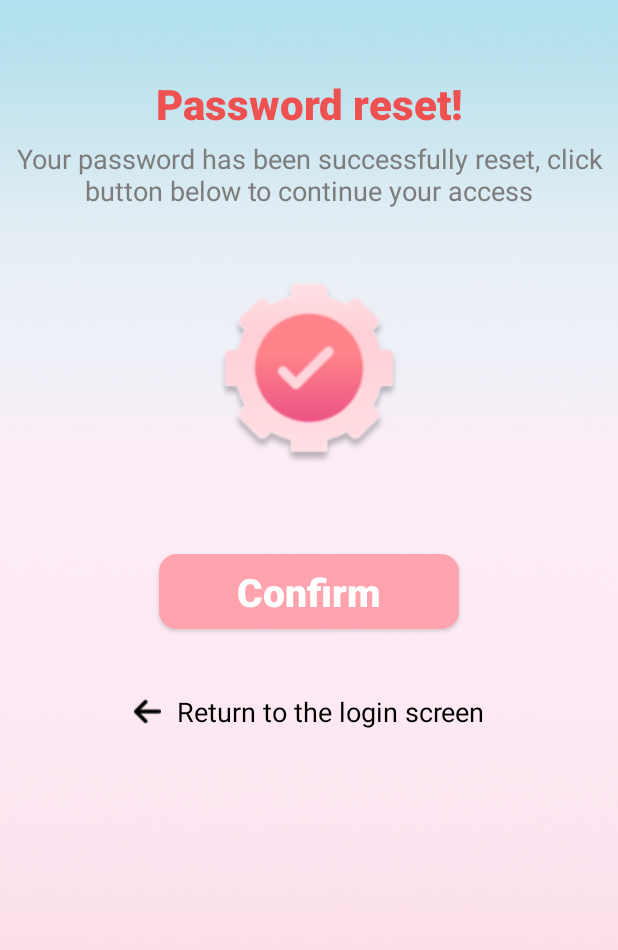
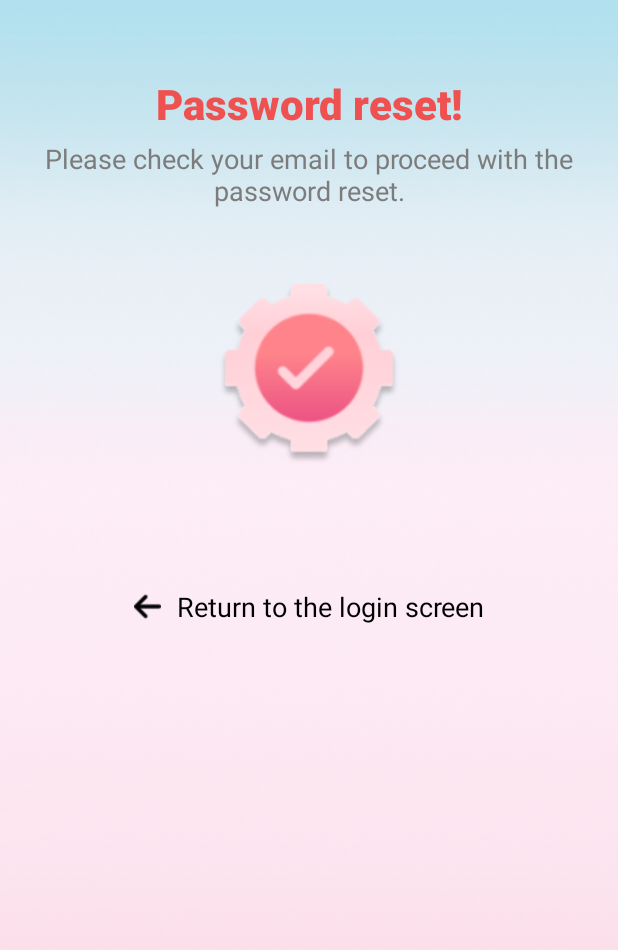
Before and after one commit to QuangVinhDRG/EuphoriaMusicApp, an Android app: the ResetPasswordSuccessActivity screen opened directly, with no data from a screen before it, on a phone screen of 412 x 824 dp. Shown: the top 950 px of the screen. Run offline under Robolectric (Android 15) with nearby library versions, the phone set to English and light mode, and no system bars; 1 statement that could not run was skipped.

```diff
--- a/app/src/main/java/com/example/euphoriamusicapp/ResetPasswordSuccessActivity.java
+++ b/app/src/main/java/com/example/euphoriamusicapp/ResetPasswordSuccessActivity.java
@@ -15,7 +15,7 @@ public class ResetPasswordSuccessActivity extends AppCompatActivity {
     protected void onCreate(Bundle savedInstanceState) {
         super.onCreate(savedInstanceState);
         setContentView(R.layout.activity_reset_password_success);
-        btnConfirm = findViewById(R.id.btnConfirmSuccess);
+
         tvBackToLogin = findViewById(R.id.tvBackSuccess);
         btnConfirm.setOnClickListener(new View.OnClickListener() {
             @Override
--- a/app/src/main/res/layout/activity_reset_password_success.xml
+++ b/app/src/main/res/layout/activity_reset_password_success.xml
@@ -20,7 +20,7 @@
         android:id="@+id/tvDescription"
         android:layout_width="match_parent"
         android:layout_height="wrap_content"
-        android:text="Your password has been successfully reset, click button below to continue your access"
+        android:text="Please check your email to proceed with the password reset."
         android:textAlignment="center"
         android:textSize="18sp"
         android:layout_marginTop="5dp"
@@ -40,20 +40,7 @@
         android:layout_width="match_parent"
         android:orientation="vertical"
         android:layout_height="wrap_content">
-        <android.widget.Button
-            android:id="@+id/btnConfirmSuccess"
-            android:layout_width="200dp"
-            android:layout_height="50dp"
-            android:background="@drawable/login_signup_button"
-            android:layout_gravity="center_horizontal"
-            android:text="Confirm"
-            android:textAllCaps="false"
-            android:fontFamily="sans-serif-black"
-            android:textSize="26sp"
-            android:textColor="@color/white"
-            android:fadingEdge="vertical"
-            android:fadingEdgeLength="10dp"
-            android:layout_marginTop="20dp"/>
+
         <LinearLayout
             android:layout_width="match_parent"
             android:layout_height="wrap_content"
--- a/gradle/libs.versions.toml
+++ b/gradle/libs.versions.toml
@@ -8,6 +8,9 @@ material = "1.10.0"
 constraintlayout = "2.1.4"
 firebase-database = "20.3.0"
 firebase-auth = "22.3.0"
+annotation = "1.7.0"
+lifecycle-livedata-ktx = "2.6.2"
+lifecycle-viewmodel-ktx = "2.6.2"
 
 [libraries]
 junit = { group = "junit", name = "junit", version.ref = "junit" }
@@ -18,6 +21,9 @@ material = { group = "com.google.android.material", name = "material", version.r
 constraintlayout = { group = "androidx.constraintlayout", name = "constraintlayout", version.ref = "constraintlayout" }
 firebase-database = { group = "com.google.firebase", name = "firebase-database", version.ref = "firebase-database" }
 firebase-auth = { group = "com.google.firebase", name = "firebase-auth", version.ref = "firebase-auth" }
+annotation = { group = "androidx.annotation", name = "annotation", version.ref = "annotation" }
+lifecycle-livedata-ktx = { group = "androidx.lifecycle", name = "lifecycle-livedata-ktx", version.ref = "lifecycle-livedata-ktx" }
+lifecycle-viewmodel-ktx = { group = "androidx.lifecycle", name = "lifecycle-viewmodel-ktx", version.ref = "lifecycle-viewmodel-ktx" }
 
 [plugins]
 androidApplication = { id = "com.android.application", version.ref = "agp" }
```
Also changed, not shown: app/build.gradle (+7 -0 lines), app/src/main/AndroidManifest.xml (+10 -1 lines), app/src/main/java/com/example/euphoriamusicapp/MainActivity.java (+11 -4 lines), app/src/main/java/com/example/euphoriamusicapp/ResetPasswordEmailActivity.java (+6 -15 lines), app/src/main/java/com/example/euphoriamusicapp/fragment/AccountFragment.java (+20 -16 lines), app/src/main/res/layout/activity_main.xml (+4 -4 lines), app/src/main/res/layout/fragment_account.xml (+5 -2 lines), app/src/main/res/values/strings.xml (+9 -0 lines), app/src/main/res/drawable/githubicon.png (added), 2 other files.
